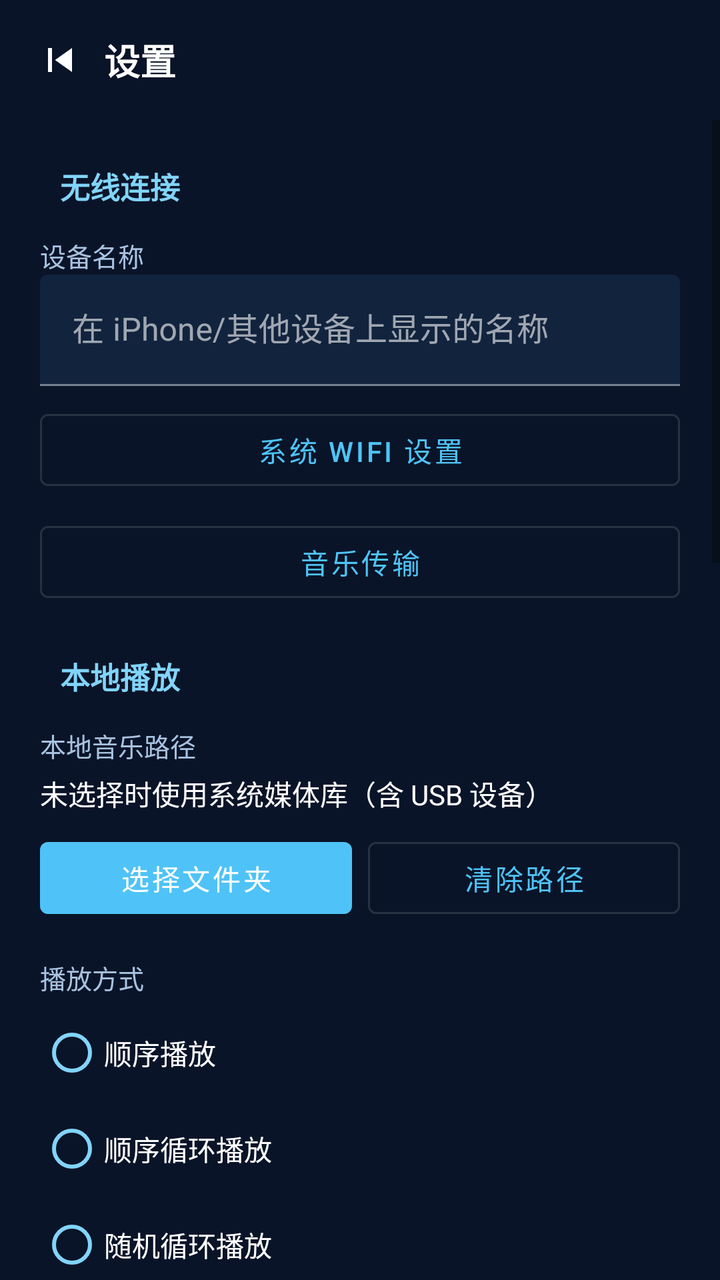
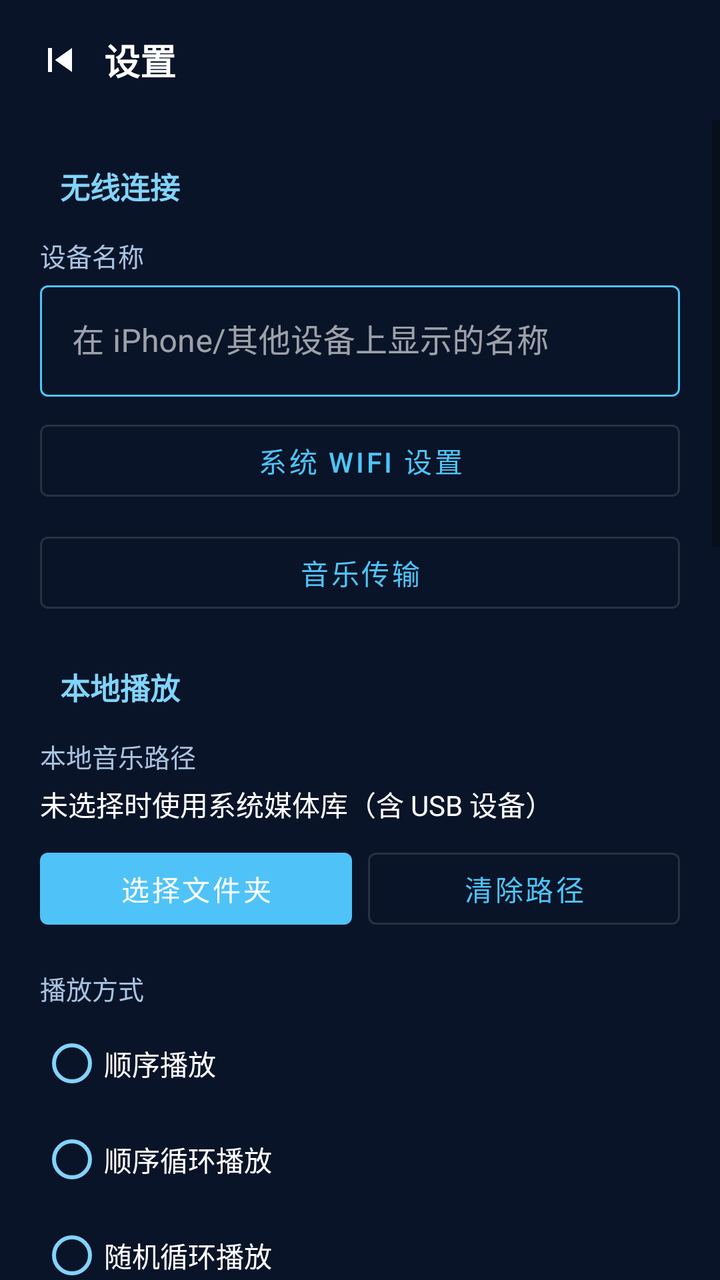

The first picture is an Android layout as it rendered before a commit; the second is the same layout after the commit. The layout source and the unified diff follow.
<!-- AndroidManifest.xml: application theme Theme.AirMusic -->
<!-- res/layout/activity_settings.xml -->
<?xml version="1.0" encoding="utf-8"?>
<LinearLayout xmlns:android="http://schemas.android.com/apk/res/android"
    xmlns:app="http://schemas.android.com/apk/res-auto"
    android:layout_width="match_parent"
    android:layout_height="match_parent"
    android:background="@color/background"
    android:orientation="vertical">

    <LinearLayout
        android:layout_width="match_parent"
        android:layout_height="wrap_content"
        android:gravity="center_vertical"
        android:orientation="horizontal"
        android:paddingStart="8dp"
        android:paddingTop="8dp"
        android:paddingEnd="16dp"
        android:paddingBottom="8dp">

        <ImageButton
            android:id="@+id/btn_back"
            android:layout_width="44dp"
            android:layout_height="44dp"
            android:background="?attr/selectableItemBackgroundBorderless"
            android:contentDescription="@string/previous"
            android:src="@drawable/ic_prev"
            android:tint="@color/text_primary" />

        <TextView
            android:layout_width="0dp"
            android:layout_height="wrap_content"
            android:layout_weight="1"
            android:text="@string/settings_title"
            android:textColor="@color/text_primary"
            android:textSize="18sp"
            android:textStyle="bold" />
    </LinearLayout>

    <ScrollView
        android:layout_width="match_parent"
        android:layout_height="0dp"
        android:layout_weight="1"
        android:fillViewport="true">

        <LinearLayout
            android:layout_width="match_parent"
            android:layout_height="wrap_content"
            android:orientation="vertical"
            android:paddingStart="20dp"
            android:paddingEnd="20dp"
            android:paddingBottom="24dp">

            
            <TextView
                android:id="@+id/section_airplay"
                android:layout_width="match_parent"
                android:layout_height="wrap_content"
                android:layout_marginTop="12dp"
                android:background="?attr/selectableItemBackground"
                android:padding="10dp"
                android:text="@string/settings_section_airplay"
                android:textColor="@color/accent"
                android:textSize="15sp"
                android:textStyle="bold" />

            <LinearLayout
                android:id="@+id/airplay_content"
                android:layout_width="match_parent"
                android:layout_height="wrap_content"
                android:orientation="vertical">

                <TextView
                    android:layout_width="match_parent"
                    android:layout_height="wrap_content"
                    android:layout_marginTop="4dp"
                    android:text="@string/pref_airplay_name"
                    android:textColor="@color/text_secondary"
                    android:textSize="13sp" />

                <com.google.android.material.textfield.TextInputLayout
                    android:layout_width="match_parent"
                    android:layout_height="wrap_content"
                    android:hint="@string/pref_airplay_name_hint"
                    app:boxBackgroundColor="@color/surface"
                    app:hintTextColor="@color/text_secondary">

                    <com.google.android.material.textfield.TextInputEditText
                        android:id="@+id/input_airplay_name"
                        android:layout_width="match_parent"
                        android:layout_height="wrap_content"
                        android:inputType="text"
                        android:textColor="@color/text_primary"
                        android:textSize="16sp" />
                </com.google.android.material.textfield.TextInputLayout>

                <com.google.android.material.button.MaterialButton
                    android:id="@+id/btn_wifi_settings"
                    android:layout_width="match_parent"
                    android:layout_height="wrap_content"
                    android:layout_marginTop="8dp"
                    android:text="@string/pref_wifi_settings"
                    style="@style/Widget.MaterialComponents.Button.OutlinedButton" />

                <com.google.android.material.button.MaterialButton
                    android:id="@+id/btn_transfer"
                    android:layout_width="match_parent"
                    android:layout_height="wrap_content"
                    android:layout_marginTop="8dp"
                    android:text="@string/transfer"
                    style="@style/Widget.MaterialComponents.Button.OutlinedButton" />

            </LinearLayout>

            
            <TextView
                android:id="@+id/section_local"
                android:layout_width="match_parent"
                android:layout_height="wrap_content"
                android:layout_marginTop="12dp"
                android:background="?attr/selectableItemBackground"
                android:padding="10dp"
                android:text="@string/settings_section_local"
                android:textColor="@color/accent"
                android:textSize="15sp"
                android:textStyle="bold" />

            <LinearLayout
                android:id="@+id/local_content"
                android:layout_width="match_parent"
                android:layout_height="wrap_content"
                android:orientation="vertical">

                <TextView
                    android:layout_width="match_parent"
                    android:layout_height="wrap_content"
                    android:layout_marginTop="4dp"
                    android:text="@string/pref_music_path"
                    android:textColor="@color/text_secondary"
                    android:textSize="13sp" />

                <TextView
                    android:id="@+id/path_display"
                    android:layout_width="match_parent"
                    android:layout_height="wrap_content"
                    android:layout_marginTop="4dp"
                    android:text="@string/pref_music_path_hint"
                    android:textColor="@color/text_primary"
                    android:textSize="14sp" />

                <LinearLayout
                    android:layout_width="match_parent"
                    android:layout_height="wrap_content"
                    android:layout_marginTop="8dp"
                    android:orientation="horizontal">

                    <com.google.android.material.button.MaterialButton
                        android:id="@+id/btn_choose_folder"
                        android:layout_width="0dp"
                        android:layout_height="wrap_content"
                        android:layout_weight="1"
                        android:text="@string/pref_choose_folder" />

                    <com.google.android.material.button.MaterialButton
                        android:id="@+id/btn_clear_path"
                        android:layout_width="0dp"
                        android:layout_height="wrap_content"
                        android:layout_marginStart="8dp"
                        android:layout_weight="1"
                        android:text="@string/pref_clear_path"
                        style="@style/Widget.MaterialComponents.Button.OutlinedButton" />
                </LinearLayout>

                <TextView
                    android:layout_width="match_parent"
                    android:layout_height="wrap_content"
                    android:layout_marginTop="16dp"
                    android:text="@string/pref_play_mode"
                    android:textColor="@color/text_secondary"
                    android:textSize="13sp" />

                <RadioGroup
                    android:id="@+id/radio_mode"
                    android:layout_width="match_parent"
                    android:layout_height="wrap_content"
                    android:layout_marginTop="4dp">

                    <RadioButton
                        android:id="@+id/mode_sequence"
                        android:layout_width="match_parent"
                        android:layout_height="wrap_content"
                        android:buttonTint="@color/accent"
                        android:text="@string/mode_sequence"
                        android:textColor="@color/text_primary" />

                    <RadioButton
                        android:id="@+id/mode_folder_loop"
                        android:layout_width="match_parent"
                        android:layout_height="wrap_content"
                        android:buttonTint="@color/accent"
                        android:text="@string/mode_folder_loop"
                        android:textColor="@color/text_primary" />

                    <RadioButton
                        android:id="@+id/mode_shuffle"
                        android:layout_width="match_parent"
                        android:layout_height="wrap_content"
                        android:buttonTint="@color/accent"
                        android:text="@string/mode_shuffle"
                        android:textColor="@color/text_primary" />

                    <RadioButton
                        android:id="@+id/mode_repeat_one"
                        android:layout_width="match_parent"
                        android:layout_height="wrap_content"
                        android:buttonTint="@color/accent"
                        android:text="@string/mode_repeat_one"
                        android:textColor="@color/text_primary" />
                </RadioGroup>

                <Switch
                    android:id="@+id/switch_auto_play"
                    android:layout_width="match_parent"
                    android:layout_height="wrap_content"
                    android:layout_marginTop="16dp"
                    android:text="@string/pref_auto_play"
                    android:textColor="@color/text_primary"
                    android:textSize="15sp"
                    android:thumbTint="@color/accent"
                    android:trackTint="@color/surface_light" />

                <LinearLayout
                    android:layout_width="match_parent"
                    android:layout_height="wrap_content"
                    android:layout_marginTop="16dp"
                    android:gravity="center_vertical"
                    android:orientation="horizontal">

                    <TextView
                        android:layout_width="0dp"
                        android:layout_height="wrap_content"
                        android:layout_weight="1"
                        android:text="@string/pref_balance"
                        android:textColor="@color/text_secondary"
                        android:textSize="13sp" />

                    <com.google.android.material.button.MaterialButton
                        android:id="@+id/btn_reset_balance"
                        style="@style/Widget.MaterialComponents.Button.TextButton"
                        android:layout_width="wrap_content"
                        android:layout_height="wrap_content"
                        android:insetTop="0dp"
                        android:insetBottom="0dp"
                        android:minWidth="0dp"
                        android:minHeight="36dp"
                        android:text="@string/pref_reset_balance"
                        android:textColor="@color/accent" />
                </LinearLayout>

                <LinearLayout
                    android:layout_width="match_parent"
                    android:layout_height="wrap_content"
                    android:gravity="center_vertical"
                    android:orientation="horizontal">

                    <TextView
                        android:layout_width="wrap_content"
                        android:layout_height="wrap_content"
                        android:text="@string/balance_left"
                        android:textColor="@color/text_secondary"
                        android:textSize="14sp" />

                    <SeekBar
                        android:id="@+id/seek_balance"
                        android:layout_width="0dp"
                        android:layout_height="56dp"
                        android:layout_marginStart="12dp"
                        android:layout_marginEnd="12dp"
                        android:layout_weight="1"
                        android:max="200"
                        android:progress="100"
                        android:progressTint="@color/accent"
                        android:thumbTint="@color/accent" />

                    <TextView
                        android:layout_width="wrap_content"
                        android:layout_height="wrap_content"
                        android:text="@string/balance_right"
                        android:textColor="@color/text_secondary"
                        android:textSize="14sp" />
                </LinearLayout>

                <com.google.android.material.button.MaterialButton
                    android:id="@+id/btn_equalizer"
                    android:layout_width="match_parent"
                    android:layout_height="wrap_content"
                    android:layout_marginTop="12dp"
                    android:text="@string/pref_equalizer"
                    style="@style/Widget.MaterialComponents.Button.OutlinedButton" />
            </LinearLayout>

            
            <TextView
                android:id="@+id/section_ui"
                android:layout_width="match_parent"
                android:layout_height="wrap_content"
                android:layout_marginTop="12dp"
                android:background="?attr/selectableItemBackground"
                android:padding="10dp"
                android:text="@string/settings_section_ui"
                android:textColor="@color/accent"
                android:textSize="15sp"
                android:textStyle="bold" />

            <LinearLayout
                android:id="@+id/ui_content"
                android:layout_width="match_parent"
                android:layout_height="wrap_content"
                android:orientation="vertical">

                <Switch
                    android:id="@+id/switch_show_apps"
                    android:layout_width="match_parent"
                    android:layout_height="wrap_content"
                    android:layout_marginTop="8dp"
                    android:text="@string/pref_show_apps_button"
                    android:textColor="@color/text_primary"
                    android:textSize="15sp"
                    android:thumbTint="@color/accent"
                    android:trackTint="@color/surface_light" />

                <LinearLayout
                    android:layout_width="match_parent"
                    android:layout_height="wrap_content"
                    android:layout_marginTop="18dp"
                    android:gravity="center_vertical"
                    android:orientation="horizontal">

                    <TextView
                        android:layout_width="0dp"
                        android:layout_height="wrap_content"
                        android:layout_weight="1"
                        android:text="@string/pref_language"
                        android:textColor="@color/text_primary"
                        android:textSize="15sp" />

                    <com.google.android.material.button.MaterialButton
                        android:id="@+id/btn_language"
                        style="@style/Widget.MaterialComponents.Button.TextButton"
                        android:layout_width="wrap_content"
                        android:layout_height="wrap_content"
                        android:insetTop="0dp"
                        android:insetBottom="0dp"
                        android:minWidth="0dp"
                        android:minHeight="36dp"
                        android:textColor="@color/accent" />
                </LinearLayout>
            </LinearLayout>

            
            <TextView
                android:id="@+id/section_system"
                android:layout_width="match_parent"
                android:layout_height="wrap_content"
                android:layout_marginTop="12dp"
                android:background="?attr/selectableItemBackground"
                android:padding="10dp"
                android:text="@string/settings_section_system"
                android:textColor="@color/accent"
                android:textSize="15sp"
                android:textStyle="bold" />

            <LinearLayout
                android:id="@+id/system_content"
                android:layout_width="match_parent"
                android:layout_height="wrap_content"
                android:orientation="vertical">

                <TextView
                    android:layout_width="match_parent"
                    android:layout_height="wrap_content"
                    android:layout_marginTop="8dp"
                    android:text="@string/storage_title"
                    android:textColor="@color/text_secondary"
                    android:textSize="13sp"
                    android:textStyle="bold" />

                <TextView
                    android:id="@+id/txt_storage_info"
                    android:layout_width="match_parent"
                    android:layout_height="wrap_content"
                    android:layout_marginTop="4dp"
                    android:textColor="@color/text_primary"
                    android:textSize="13sp" />

                <com.google.android.material.button.MaterialButton
                    android:id="@+id/btn_set_home"
                    android:layout_width="match_parent"
                    android:layout_height="wrap_content"
                    android:layout_marginTop="8dp"
                    android:text="@string/pref_set_home"
                    style="@style/Widget.MaterialComponents.Button.OutlinedButton" />

                <TextView
                    android:layout_width="match_parent"
                    android:layout_height="wrap_content"
                    android:layout_marginTop="20dp"
                    android:text="@string/pref_diagnostic"
                    android:textColor="@color/text_secondary"
                    android:textSize="13sp"
                    android:textStyle="bold" />

                <TextView
                    android:layout_width="match_parent"
                    android:layout_height="wrap_content"
                    android:layout_marginTop="4dp"
                    android:text="@string/airplay_status_hint"
                    android:textColor="@color/text_secondary"
                    android:textSize="12sp" />

                <TextView
                    android:id="@+id/airplay_status"
                    android:layout_width="match_parent"
                    android:layout_height="wrap_content"
                    android:layout_marginTop="8dp"
                    android:background="@color/surface"
                    android:fontFamily="monospace"
                    android:padding="12dp"
                    android:textColor="@color/text_primary"
                    android:textSize="13sp" />

                <com.google.android.material.button.MaterialButton
                    android:id="@+id/btn_export_logs"
                    android:layout_width="match_parent"
                    android:layout_height="wrap_content"
                    android:layout_marginTop="8dp"
                    android:text="@string/export_logs"
                    style="@style/Widget.MaterialComponents.Button.OutlinedButton" />
            </LinearLayout>

            
            <TextView
                android:id="@+id/section_about"
                android:layout_width="match_parent"
                android:layout_height="wrap_content"
                android:layout_marginTop="12dp"
                android:background="?attr/selectableItemBackground"
                android:padding="10dp"
                android:text="@string/settings_section_about"
                android:textColor="@color/accent"
                android:textSize="15sp"
                android:textStyle="bold" />

            <LinearLayout
                android:id="@+id/about_content"
                android:layout_width="match_parent"
                android:layout_height="wrap_content"
                android:orientation="vertical">

                <com.google.android.material.button.MaterialButton
                    android:id="@+id/btn_about"
                    android:layout_width="match_parent"
                    android:layout_height="wrap_content"
                    android:layout_marginTop="8dp"
                    android:text="@string/about_title"
                    style="@style/Widget.MaterialComponents.Button.OutlinedButton" />
            </LinearLayout>

            <com.google.android.material.button.MaterialButton
                android:id="@+id/btn_rescan"
                android:layout_width="match_parent"
                android:layout_height="wrap_content"
                android:layout_marginTop="8dp"
                android:text="@string/rescan"
                style="@style/Widget.MaterialComponents.Button.OutlinedButton" />
        </LinearLayout>
    </ScrollView>
</LinearLayout>
<!-- resources referenced by this layout -->
<resources>
  <color name="accent">#81D4FA</color>
  <color name="background">#0A1428</color>
  <color name="surface">#12233D</color>
  <color name="surface_light">#1B3550</color>
  <color name="text_primary">#FFFFFF</color>
  <color name="text_secondary">#A8C3E0</color>
  <!-- drawable ic_prev (drawable) -->
  <?xml version="1.0" encoding="utf-8"?>
  <vector xmlns:android="http://schemas.android.com/apk/res/android"
      android:width="24dp"
      android:height="24dp"
      android:viewportWidth="24"
      android:viewportHeight="24">
      <path
          android:fillColor="#FFFFFFFF"
          android:pathData="M6,6h2v12L6,18zM9.5,12l8.5,6L18,6z" />
  </vector>
  <string name="about_title">关于</string>
  <string name="airplay_status_hint">AirPlay 服务状态（开机后若 iPhone 搜不到设备，请先查看这里）</string>
  <string name="balance_left">左</string>
  <string name="balance_right">右</string>
  <string name="export_logs">导出诊断日志</string>
  <string name="mode_folder_loop">顺序循环播放</string>
  <string name="mode_repeat_one">单曲循环</string>
  <string name="mode_sequence">顺序播放</string>
  <string name="mode_shuffle">随机循环播放</string>
  <string name="pref_airplay_name">设备名称</string>
  <string name="pref_airplay_name_hint">在 iPhone/其他设备上显示的名称</string>
  <string name="pref_auto_play">启动软件时自动播放本地音乐</string>
  <string name="pref_balance">左右声道平衡</string>
  <string name="pref_choose_folder">选择文件夹</string>
  <string name="pref_clear_path">清除路径</string>
  <string name="pref_diagnostic">诊断</string>
  <string name="pref_equalizer">均衡器（10 频段）</string>
  <string name="pref_language">语言</string>
  <string name="pref_music_path">本地音乐路径</string>
  <string name="pref_music_path_hint">未选择时使用系统媒体库（含 USB 设备）</string>
  <string name="pref_play_mode">播放方式</string>
  <string name="pref_reset_balance">恢复默认</string>
  <string name="pref_set_home">设为桌面（默认主页）</string>
  <string name="pref_show_apps_button">播放界面显示应用列表图标</string>
  <string name="pref_wifi_settings">系统 WiFi 设置</string>
  <string name="previous">上一首</string>
  <string name="rescan">重新扫描音乐</string>
  <string name="settings_section_about">关于</string>
  <string name="settings_section_airplay">无线连接</string>
  <string name="settings_section_local">本地播放</string>
  <string name="settings_section_system">系统</string>
  <string name="settings_section_ui">界面</string>
  <string name="settings_title">设置</string>
  <string name="storage_title">音乐库磁盘空间</string>
  <string name="transfer">音乐传输</string>
  <style name="Theme.AirMusic" parent="Theme.MaterialComponents.DayNight.NoActionBar">
          <item name="colorPrimary">@color/primary</item>
          <item name="colorPrimaryVariant">@color/primary_dark</item>
          <item name="colorOnPrimary">@color/text_primary</item>
          <item name="colorSecondary">@color/accent</item>
          <item name="colorSecondaryVariant">@color/accent</item>
          <item name="colorOnSecondary">@color/background</item>
          <item name="android:colorBackground">@color/background</item>
          <item name="colorSurface">@color/surface</item>
          <item name="colorOnSurface">@color/text_primary</item>
          <item name="android:colorControlHighlight">@android:color/transparent</item>
          <item name="colorControlHighlight">@android:color/transparent</item>
          <item name="android:statusBarColor">@color/background</item>
          <item name="android:windowBackground">@color/background</item>
      </style>
  <color name="primary">#4FC3F7</color>
  <color name="primary_dark">#0288D1</color>
</resources>

<!-- the commit's change to res/layout/activity_settings.xml (unified diff, before → after) -->
@@ -3,7 +3,6 @@
     xmlns:app="http://schemas.android.com/apk/res-auto"
     android:layout_width="match_parent"
     android:layout_height="match_parent"
-    android:background="@color/background"
     android:orientation="vertical">
 
     <LinearLayout
@@ -77,10 +76,12 @@
                     android:textSize="13sp" />
 
                 <com.google.android.material.textfield.TextInputLayout
+                    style="@style/Widget.MaterialComponents.TextInputLayout.OutlinedBox"
                     android:layout_width="match_parent"
                     android:layout_height="wrap_content"
                     android:hint="@string/pref_airplay_name_hint"
-                    app:boxBackgroundColor="@color/surface"
+                    app:boxStrokeColor="@color/mtrl_btn_stroke_color_selector"
+                    app:boxStrokeWidth="1dp"
                     app:hintTextColor="@color/text_secondary">
 
                     <com.google.android.material.textfield.TextInputEditText
@@ -353,6 +354,33 @@
                         android:minHeight="36dp"
                         android:textColor="@color/accent" />
                 </LinearLayout>
+
+                <LinearLayout
+                    android:layout_width="match_parent"
+                    android:layout_height="wrap_content"
+                    android:layout_marginTop="14dp"
+                    android:gravity="center_vertical"
+                    android:orientation="horizontal">
+
+                    <TextView
+                        android:layout_width="0dp"
+                        android:layout_height="wrap_content"
+                        android:layout_weight="1"
+                        android:text="@string/pref_blur_background"
+                        android:textColor="@color/text_primary"
+                        android:textSize="15sp" />
+
+                    <com.google.android.material.button.MaterialButton
+                        android:id="@+id/btn_blur_mode"
+                        style="@style/Widget.MaterialComponents.Button.TextButton"
+                        android:layout_width="wrap_content"
+                        android:layout_height="wrap_content"
+                        android:insetTop="0dp"
+                        android:insetBottom="0dp"
+                        android:minWidth="0dp"
+                        android:minHeight="36dp"
+                        android:textColor="@color/accent" />
+                </LinearLayout>
             </LinearLayout>
 
             
<!-- resource entries referenced after the edit -->
@@ -30,6 +30,7 @@
   <string name="pref_airplay_name_hint">在 iPhone/其他设备上显示的名称</string>
   <string name="pref_auto_play">启动软件时自动播放本地音乐</string>
   <string name="pref_balance">左右声道平衡</string>
+  <string name="pref_blur_background">背景模糊</string>
   <string name="pref_choose_folder">选择文件夹</string>
   <string name="pref_clear_path">清除路径</string>
   <string name="pref_diagnostic">诊断</string>
